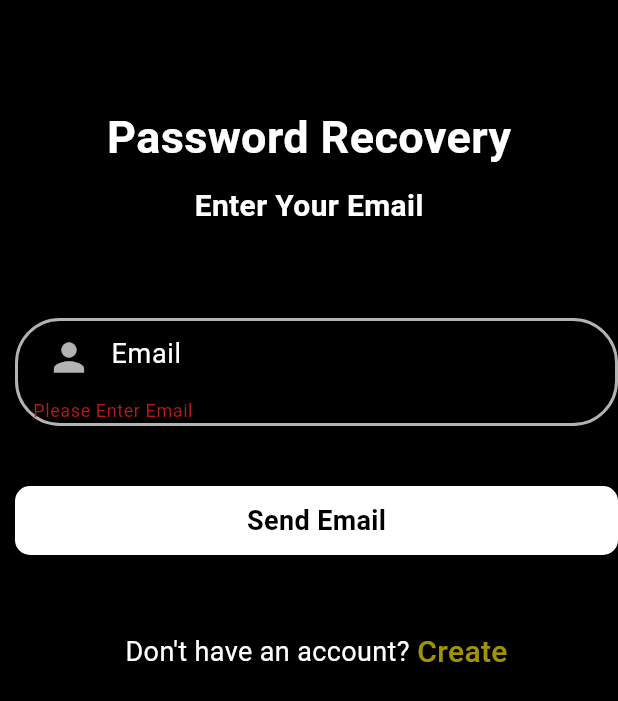
After one commit to Ubaidahmed221/deliveryFoodApp, a Flutter app: the ForgetPassword screen opened directly, after a tap on "Send Email", on a phone screen of 412 x 824 dp. The commit adds this screen. Shown: the top 701 px of the screen. Run offline on Flutter 3.47's test engine with Material 3 defaults, Android fonts, the phone set to English and light mode, and no system bars; our stand-ins replace curved_navigation_bar, firebase_auth, firebase_core; accounts and stored records are empty.

Commit message:
forget password complete

```diff
--- a/lib/main.dart
+++ b/lib/main.dart
@@ -5,6 +5,7 @@
   import 'package:fooddeliveryapp/pages/login.dart';
   import 'package:fooddeliveryapp/pages/Onboard.dart';
   import 'package:fooddeliveryapp/pages/signup.dart';
+import 'package:fooddeliveryapp/pages/wallet.dart';
   import 'firebase_options.dart';
 
   // void main() async {
@@ -56,6 +57,7 @@
         // home: Home(),
         // home: BottomNav(),
         home: Onboard(),
+        // home: Wallet(),
       );
     }
   }
--- /dev/null
+++ b/lib/pages/forgetPassword.dart
@@ -0,0 +1,165 @@
+import 'package:firebase_auth/firebase_auth.dart';
+import 'package:firebase_core/firebase_core.dart';
+import 'package:flutter/material.dart';
+import 'package:fooddeliveryapp/pages/signup.dart';
+
+class ForgetPassword extends StatefulWidget {
+  const ForgetPassword({super.key});
+
+  @override
+  State<ForgetPassword> createState() => _ForgetPasswordState();
+}
+
+class _ForgetPasswordState extends State<ForgetPassword> {
+  TextEditingController mailController = new TextEditingController();
+
+  String email = "";
+  final _formKey = GlobalKey<FormState>();
+  resetPassword() async{
+    try{
+      await FirebaseAuth.instance.sendPasswordResetEmail(email: email);
+      ScaffoldMessenger.of(context).showSnackBar(SnackBar(content: Text("Password Reset Email has been send!", style: TextStyle(
+        fontSize: 18.0,
+      ),)));
+    }
+    on FirebaseAuthException catch (e){
+      if(e.code == "user-not-found"){
+        ScaffoldMessenger.of(context).showSnackBar(SnackBar(content: Text("No user Found for that email", style: TextStyle(
+          fontSize: 18.0,
+        ),)));
+
+      }
+    }
+
+  }
+
+  @override
+  Widget build(BuildContext context) {
+    return Scaffold(
+      backgroundColor: Colors.black,
+      body: Container(
+        child: Column(
+          children: [
+            SizedBox(
+              height: 70.0,
+            ),
+            Container(
+              alignment: Alignment.topCenter,
+              child: Text(
+                "Password Recovery",
+                style: TextStyle(
+                    color: Colors.white,
+                    fontSize: 30.0,
+                    fontWeight: FontWeight.bold),
+              ),
+            ),
+            SizedBox(
+              height: 10.0,
+            ),
+            Text(
+              "Enter Your Email",
+              style: TextStyle(
+                  color: Colors.white,
+                  fontSize: 20.0,
+                  fontWeight: FontWeight.bold),
+            ),
+             SizedBox(
+              height: 60.0,
+            ),
+            Expanded(
+                child: Form(
+                  key: _formKey,
+                    child: Padding(
+              padding: EdgeInsets.only(left: 10.0),
+              child: ListView(
+                children: [
+                  Container(
+                    padding: EdgeInsets.only(left: 10.0),
+                    decoration: BoxDecoration(
+                      border: Border.all(color: Colors.white70, width: 2.0),
+                      borderRadius: BorderRadius.circular(30),
+                    ),
+                    child: TextFormField(
+                      controller: mailController,
+                      validator: (value) {
+                        if (value == null || value.isEmpty) {
+                          return 'Please Enter Email';
+                        }
+                        return null;
+                      },
+                      style: TextStyle(color: Colors.white),
+                      decoration: InputDecoration(
+                          hintText: "Email",
+                          hintStyle:
+                              TextStyle(fontSize: 18.0, color: Colors.white),
+                          prefixIcon: Icon(
+                            Icons.person,
+                            color: Colors.white70,
+                            size: 30.0,
+                          ),
+                          border: InputBorder.none),
+                    ),
+                  ),
+                  SizedBox(
+                    height: 40.0,
+                  ),
+
+                        GestureDetector(
+                          onTap: (){
+                            if(_formKey.currentState!.validate()){
+                              setState(() {
+                                email = mailController.text;
+                              });
+                              resetPassword();
+
+                            }
+                          },
+                          child: Container(
+                            width: 150,
+                            padding: EdgeInsets.all(10),
+                            decoration: BoxDecoration(
+                                color: Colors.white,
+                                borderRadius: BorderRadius.circular(10)),
+                            child: Center(
+                              child: Text(
+                                "Send Email",
+                                style: TextStyle(
+                                  color: Colors.black,
+                                  fontSize: 18.0,
+                                  fontWeight: FontWeight.bold,
+                                ),
+                              ),
+                            ),
+                          ),
+                        ),
+                         SizedBox(height: 50.0,),
+            Row(
+              mainAxisAlignment: MainAxisAlignment.center,
+              children: [
+                Text("Don't have an account?", style: TextStyle(
+                  fontSize: 18.0,
+                  color: Colors.white,
+                ),),
+                SizedBox(width: 5.0,),
+                GestureDetector(
+                  onTap: (){
+                    Navigator.push(context, MaterialPageRoute(builder: (context) => SignUp()));
+                  },
+                  child: Text("Create", style: TextStyle(
+                    color: Color.fromARGB(225, 184, 166, 6),
+                    fontSize: 20.0,
+                    fontWeight: FontWeight.w500
+                  ),),
+                )
+              ],
+            ),
+                ],
+              ),
+            ))),
+
+          ],
+        ),
+      ),
+    );
+  }
+}
--- a/lib/pages/login.dart
+++ b/lib/pages/login.dart
@@ -2,6 +2,7 @@
 import 'package:firebase_auth/firebase_auth.dart';
 import 'package:flutter/material.dart';
 import 'package:fooddeliveryapp/pages/botttom_nav.dart';
+import 'package:fooddeliveryapp/pages/forgetPassword.dart';
 import 'package:fooddeliveryapp/pages/signup.dart';
 import 'package:fooddeliveryapp/widget/widget_support.dart';
 
@@ -117,9 +118,14 @@ class _LoginState extends State<Login> {
                       ),
                     ),
                     SizedBox(height: 10.0,),
-                    Container(
-                      alignment: Alignment.topRight,
-                      child: Text("Forget Password ", style: AppWidget.SemiBoldTextFeildStyle(),)),
+                    GestureDetector(
+                      onTap: (){
+                        Navigator.push(context, MaterialPageRoute(builder: (context)=> ForgetPassword()));
+                      },
+                      child: Container(
+                        alignment: Alignment.topRight,
+                        child: Text("Forget Password ", style: AppWidget.SemiBoldTextFeildStyle(),)),
+                    ),
                        SizedBox(height: 80.0,),
                       GestureDetector(
                         onTap: (){
--- a/lib/pages/signup.dart
+++ b/lib/pages/signup.dart
@@ -133,9 +133,10 @@ class _SignUpState extends State<SignUp> {
                       ),
                     ),
                     SizedBox(height: 20.0,),
-                    Container(
-                      alignment: Alignment.topRight,
-                      child: Text("Forget Password ", style: AppWidget.SemiBoldTextFeildStyle(),)),
+                    // Container(
+                    //   alignment: Alignment.topRight,
+                    //   child: Text("Forget Password ", style: AppWidget.SemiBoldTextFeildStyle(),)
+                    //   ),
                        SizedBox(height: 80.0,),
                       GestureDetector(
                         onTap: () async{
--- a/lib/pages/wallet.dart
+++ b/lib/pages/wallet.dart
@@ -1,4 +1,5 @@
 import 'package:flutter/material.dart';
+import 'package:fooddeliveryapp/widget/widget_support.dart';
 
 class Wallet extends StatefulWidget {
   const Wallet({super.key});
@@ -10,6 +11,15 @@ class Wallet extends StatefulWidget {
 class _WalletState extends State<Wallet> {
   @override
   Widget build(BuildContext context) {
-    return const Placeholder();
+    return Scaffold(
+      body: Container(
+        margin: EdgeInsets.only(top: 50.0),
+        child: Column(
+          children: [
+            Center(child: Text("Wallet" ,style: AppWidget.HeadLineTextFeildStyle(),))
+          ],
+        ),
+      ),
+    );
   }
 }
```
Also changed, not shown: 1 other file.
